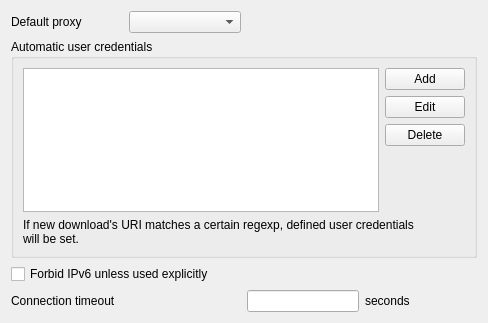
Old version of the form src/engines/SettingsHttpForm.ui in the repository LubosD/fatrat.
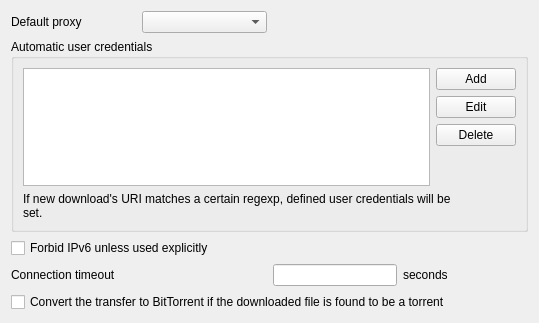
New version of the form. Icons and pictures are not drawn.

Commit message: Automatically convert HTTP/FTP transfers to BitTorrent if the downloaded file is found to be a .torrent

Diff of the .ui file:
```diff
--- a/src/engines/SettingsHttpForm.ui
+++ b/src/engines/SettingsHttpForm.ui
@@ -6,7 +6,7 @@
    <rect>
     <x>0</x>
     <y>0</y>
-    <width>488</width>
+    <width>539</width>
     <height>323</height>
    </rect>
   </property>
@@ -135,6 +135,13 @@
      </property>
     </widget>
    </item>
+   <item row="4" column="0" colspan="4">
+    <widget class="QCheckBox" name="checkDetectTorrents">
+     <property name="text">
+      <string>Convert the transfer to BitTorrent if the downloaded file is found to be a torrent</string>
+     </property>
+    </widget>
+   </item>
   </layout>
  </widget>
  <tabstops>
```
The commit also changes 6 other files.
